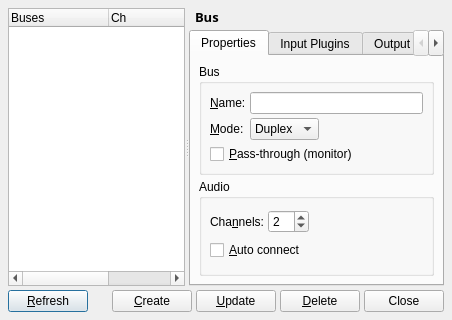
rncbc/qtractor, file src/qtractorBusForm.ui: the form before one commit.
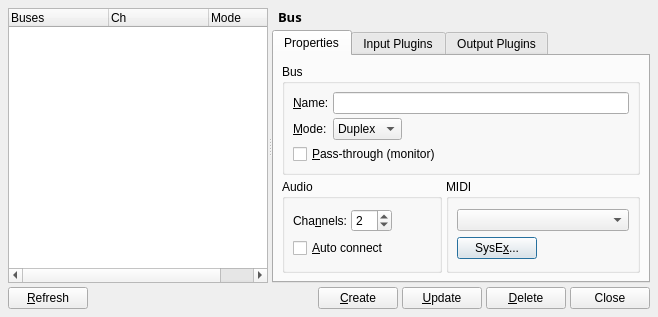
The form after the commit. Icons and pictures are not drawn. Custom widgets are drawn as their Qt base class.

Commit message:
- A MIDI SysEx manager is being finally introduced, in some   primordial rather basic form though. MIDI System Exclusive   (SysEx) event strings may now be freely assigned to MIDI   output buses only, allowing for proper setup of external   outboard MIDI equipment. Each bus may have an unlimited   SysEx queue that gets sent out on every connection change   (see View/Buses.../MIDI/SysEx...).
- A default MIDI instrument name may now be assigned to any
  MIDI output bus (see View/Buses.../MIDI).

```diff
--- a/src/qtractorBusForm.ui
+++ b/src/qtractorBusForm.ui
@@ -20,13 +20,13 @@
 
  </comment>
  <class>qtractorBusForm</class>
- <widget class="QDialog" name="qtractorBusForm" >
-  <property name="geometry" >
+ <widget class="QDialog" name="qtractorBusForm">
+  <property name="geometry">
    <rect>
     <x>0</x>
     <y>0</y>
-    <width>360</width>
-    <height>320</height>
+    <width>658</width>
+    <height>317</height>
    </rect>
   </property>
   <property name="focusPolicy" >
@@ -82,14 +82,14 @@
        </property>
       </column>
      </widget>
-     <widget class="QWidget" name="BusLayout" >
-      <layout class="QVBoxLayout" >
-       <property name="margin" >
-        <number>0</number>
-       </property>
-       <property name="spacing" >
+     <widget class="QWidget" name="BusLayout">
+      <layout class="QVBoxLayout">
+       <property name="spacing">
         <number>4</number>
        </property>
+       <property name="margin">
+        <number>0</number>
+       </property>
        <item>
         <widget class="QLabel" name="BusTitleTextLabel" >
          <property name="font" >
@@ -123,10 +123,10 @@
           <attribute name="title" >
            <string>Properties</string>
           </attribute>
-          <layout class="QVBoxLayout" >
-           <item>
-            <widget class="QGroupBox" name="CommonBusGroup" >
-             <property name="title" >
+          <layout class="QGridLayout">
+           <item row="0" column="0" colspan="2">
+            <widget class="QGroupBox" name="CommonBusGroup">
+             <property name="title">
               <string>Bus</string>
              </property>
              <layout class="QGridLayout" >
@@ -168,10 +168,7 @@
                 <property name="orientation" >
                  <enum>Qt::Horizontal</enum>
                 </property>
-                <property name="sizeType" >
-                 <enum>QSizePolicy::MinimumExpanding</enum>
-                </property>
-                <property name="sizeHint" >
+                <property name="sizeHint">
                  <size>
                   <width>20</width>
                   <height>20</height>
@@ -214,9 +211,9 @@
              </layout>
             </widget>
            </item>
-           <item>
-            <widget class="QGroupBox" name="AudioBusGroup" >
-             <property name="title" >
+           <item row="1" column="0">
+            <widget class="QGroupBox" name="AudioBusGroup">
+             <property name="title">
               <string>Audio</string>
              </property>
              <layout class="QGridLayout" >
@@ -254,10 +251,7 @@
                 <property name="orientation" >
                  <enum>Qt::Horizontal</enum>
                 </property>
-                <property name="sizeType" >
-                 <enum>QSizePolicy::MinimumExpanding</enum>
-                </property>
-                <property name="sizeHint" >
+                <property name="sizeHint">
                  <size>
                   <width>20</width>
                   <height>20</height>
@@ -278,6 +272,45 @@
              </layout>
             </widget>
            </item>
+           <item row="1" column="1">
+            <widget class="QGroupBox" name="MidiBusGroup">
+             <property name="title">
+              <string>MIDI</string>
+             </property>
+             <layout class="QGridLayout">
+              <item row="0" column="0" colspan="2">
+               <widget class="QComboBox" name="MidiInstrumentComboBox">
+                <property name="toolTip">
+                 <string>MIDI Instrument name</string>
+                </property>
+               </widget>
+              </item>
+              <item row="1" column="0">
+               <widget class="QPushButton" name="MidiSysexPushButton">
+                <property name="toolTip">
+                 <string>MIDI SysEx setup</string>
+                </property>
+                <property name="text">
+                 <string>SysE&amp;x...</string>
+                </property>
+               </widget>
+              </item>
+              <item row="1" column="1">
+               <spacer>
+                <property name="orientation">
+                 <enum>Qt::Horizontal</enum>
+                </property>
+                <property name="sizeHint">
+                 <size>
+                  <width>88</width>
+                  <height>20</height>
+                 </size>
+                </property>
+               </spacer>
+              </item>
+             </layout>
+            </widget>
+           </item>
           </layout>
          </widget>
          <widget class="QWidget" name="InputPluginsTab" >
@@ -555,16 +588,16 @@
     </widget>
    </item>
    <item>
-    <layout class="QHBoxLayout" >
-     <property name="margin" >
+    <layout class="QHBoxLayout">
+     <property name="spacing">
+      <number>4</number>
+     </property>
+     <property name="margin">
       <number>0</number>
      </property>
-     <property name="spacing" >
-      <number>4</number>
-     </property>
      <item>
-      <widget class="QPushButton" name="RefreshPushButton" >
-       <property name="toolTip" >
+      <widget class="QPushButton" name="RefreshPushButton">
+       <property name="toolTip">
         <string>Refresh bus list view</string>
        </property>
        <property name="text" >
@@ -580,13 +613,10 @@
      </item>
      <item>
       <spacer>
-       <property name="orientation" >
+       <property name="orientation">
         <enum>Qt::Horizontal</enum>
        </property>
-       <property name="sizeType" >
-        <enum>QSizePolicy::MinimumExpanding</enum>
-       </property>
-       <property name="sizeHint" >
+       <property name="sizeHint">
         <size>
          <width>20</width>
          <height>20</height>
@@ -595,8 +625,8 @@
       </spacer>
      </item>
      <item>
-      <widget class="QPushButton" name="CreatePushButton" >
-       <property name="toolTip" >
+      <widget class="QPushButton" name="CreatePushButton">
+       <property name="toolTip">
         <string>Create bus</string>
        </property>
        <property name="text" >
@@ -611,8 +641,8 @@
       </widget>
      </item>
      <item>
-      <widget class="QPushButton" name="UpdatePushButton" >
-       <property name="toolTip" >
+      <widget class="QPushButton" name="UpdatePushButton">
+       <property name="toolTip">
         <string>Update bus</string>
        </property>
        <property name="text" >
@@ -627,8 +657,8 @@
       </widget>
      </item>
      <item>
-      <widget class="QPushButton" name="DeletePushButton" >
-       <property name="toolTip" >
+      <widget class="QPushButton" name="DeletePushButton">
+       <property name="toolTip">
         <string>Delete bus</string>
        </property>
        <property name="text" >
@@ -643,8 +673,8 @@
       </widget>
      </item>
      <item>
-      <widget class="QPushButton" name="ClosePushButton" >
-       <property name="toolTip" >
+      <widget class="QPushButton" name="ClosePushButton">
+       <property name="toolTip">
         <string>Close this dialog</string>
        </property>
        <property name="text" >
@@ -656,7 +686,7 @@
    </item>
   </layout>
  </widget>
- <layoutdefault spacing="4" margin="8" />
+ <layoutdefault spacing="4" margin="8"/>
  <customwidgets>
   <customwidget>
    <class>qtractorPluginListView</class>
```
Left out of the diff: 353 changed lines with no effect on the pictures. The commit also changes 19 other files.
